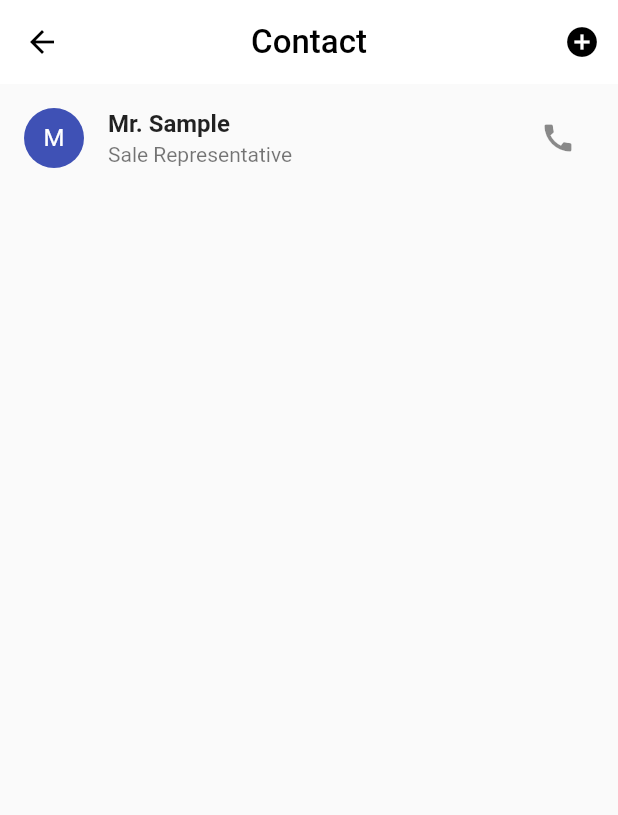
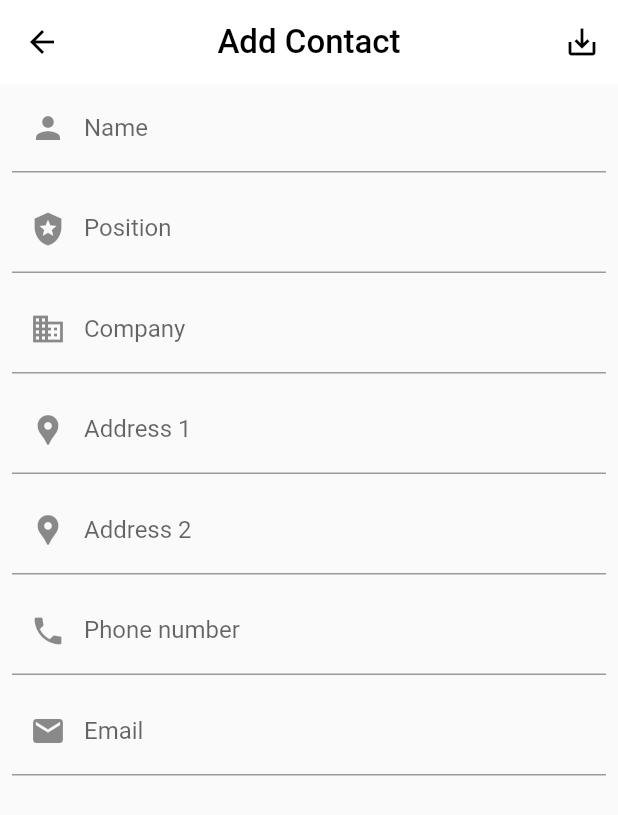
Before and after one commit to anoochit/buynsell, a Flutter app: the ContactPage screen opened directly, after a tap on the "add circle" icon, on a phone screen of 412 x 824 dp. Shown: the top 815 px of the screen. Run offline on Flutter 3.47's test engine with Material 2 defaults, Android fonts, the phone set to English and light mode, and no system bars; drawn by our look-alikes of flutter_slidable; our stand-ins replace fluttertoast, hive, hive_flutter, package_info; accounts and stored records are empty; generated files the repository leaves out were written again.

Commit message:
add contact

```diff
--- /dev/null
+++ b/lib/pages/add_contact.dart
@@ -0,0 +1,187 @@
+import 'package:flutter/material.dart';
+import 'package:raccount/models/contact.dart';
+import 'package:raccount/service/database.dart';
+import 'package:raccount/styles/style.dart';
+
+class AddContactPage extends StatefulWidget {
+  AddContactPage({Key key}) : super(key: key);
+
+  @override
+  _AddContactPageState createState() => _AddContactPageState();
+}
+
+class _AddContactPageState extends State<AddContactPage> {
+  var formKey = GlobalKey<FormState>();
+  var rAcc = RaccService();
+
+  var textNameController = TextEditingController();
+  var textPositionController = TextEditingController();
+  var textCompanyController = TextEditingController();
+  var textAddress1Controller = TextEditingController();
+  var textAddress2Controller = TextEditingController();
+  var textPhoneController = TextEditingController();
+  var textEmailController = TextEditingController();
+
+  @override
+  Widget build(BuildContext context) {
+    return Scaffold(
+        appBar: AppBar(
+          title: Text(
+            "Add Contact",
+            style: kTextAppBarTitle,
+          ),
+          centerTitle: true,
+          elevation: 0.0,
+          backgroundColor: kAppBarBackground,
+          iconTheme: kAppBarIconTheme,
+          actions: [
+            IconButton(
+              icon: Icon(Icons.save_alt),
+              onPressed: () {
+                if (formKey.currentState.validate()) {
+                  rAcc.saveContact(
+                    Contact(
+                        id: null,
+                        name: textNameController.text,
+                        position: textPositionController.text,
+                        company: textNameController.text,
+                        address1: textAddress1Controller.text,
+                        address2: textAddress2Controller.text,
+                        phone: textPhoneController.text,
+                        email: textEmailController.text),
+                  );
+                  Navigator.pop(context, 'added');
+                }
+              },
+            ),
+          ],
+        ),
+        body: SingleChildScrollView(
+          child: Container(
+            padding: EdgeInsets.symmetric(horizontal: 8.0),
+            child: Form(
+              key: formKey,
+              child: Flex(
+                direction: Axis.vertical,
+                children: [
+                  TextFormField(
+                    controller: textNameController,
+                    keyboardType: TextInputType.text,
+                    decoration: InputDecoration(
+                      prefixIcon: Icon(Icons.person),
+                      labelText: 'Name',
+                    ),
+                    validator: (value) {
+                      if (value.isEmpty) {
+                        return 'Name is empty';
+                      }
+                      return null;
+                    },
+                  ),
+                  SizedBox(
+                    height: 8.0,
+                  ),
+                  TextFormField(
+                    controller: textPositionController,
+                    keyboardType: TextInputType.text,
+                    decoration: InputDecoration(
+                      prefixIcon: Icon(Icons.local_police),
+                      labelText: 'Position',
+                    ),
+                    validator: (value) {
+                      if (value.isEmpty) {
+                        return 'Position is empty';
+                      }
+                      return null;
+                    },
+                  ),
+                  SizedBox(
+                    height: 8.0,
+                  ),
+                  TextFormField(
+                    controller: textCompanyController,
+                    keyboardType: TextInputType.text,
+                    decoration: InputDecoration(
+                      prefixIcon: Icon(Icons.business),
+                      labelText: 'Company',
+                    ),
+                    validator: (value) {
+                      if (value.isEmpty) {
+                        return 'Company is empty';
+                      }
+                      return null;
+                    },
+                  ),
+                  SizedBox(
+                    height: 8.0,
+                  ),
+                  TextFormField(
+                    controller: textAddress1Controller,
+                    keyboardType: TextInputType.streetAddress,
+                    decoration: InputDecoration(
+                        prefixIcon: Icon(Icons.location_pin),
+                        labelText: 'Address 1'),
+                    validator: (value) {
+                      if (value.isEmpty) {
+                        return 'Address is empty';
+                      }
+                      return null;
+                    },
+                  ),
+                  SizedBox(
+                    height: 8.0,
+                  ),
+                  TextFormField(
+                    controller: textAddress2Controller,
+                    keyboardType: TextInputType.streetAddress,
+                    decoration: InputDecoration(
+                        prefixIcon: Icon(Icons.location_pin),
+                        labelText: 'Address 2'),
+                    validator: (value) {
+                      if (value.isEmpty) {
+                        return 'Address is empty';
+                      }
+                      return null;
+                    },
+                  ),
+                  SizedBox(
+                    height: 8.0,
+                  ),
+                  TextFormField(
+                    controller: textPhoneController,
+                    keyboardType: TextInputType.phone,
+                    decoration: InputDecoration(
+                      prefixIcon: Icon(Icons.phone),
+                      labelText: 'Phone number',
+                    ),
+                    validator: (value) {
+                      if (value.isEmpty) {
+                        return 'Phone is empty';
+                      }
+                      return null;
+                    },
+                  ),
+                  SizedBox(
+                    height: 8.0,
+                  ),
+                  TextFormField(
+                    controller: textEmailController,
+                    keyboardType: TextInputType.emailAddress,
+                    decoration: InputDecoration(
+                      prefixIcon: Icon(Icons.email),
+                      labelText: 'Email',
+                    ),
+                    validator: (value) {
+                      if (value.isEmpty) {
+                        return 'Email is empty';
+                      }
+                      return null;
+                    },
+                  ),
+                ],
+              ),
+            ),
+          ),
+        ));
+  }
+}
--- a/lib/pages/contact.dart
+++ b/lib/pages/contact.dart
@@ -2,6 +2,8 @@ import 'package:flutter/material.dart';
 import 'package:flutter_slidable/flutter_slidable.dart';
 import 'package:fluttertoast/fluttertoast.dart';
 import 'package:raccount/models/contact.dart';
+import 'package:raccount/pages/add_contact.dart';
+import 'package:raccount/pages/edit_contact.dart';
 import 'package:raccount/service/database.dart';
 import 'package:raccount/styles/style.dart';
 import 'package:url_launcher/url_launcher.dart';
@@ -40,7 +42,19 @@ class _ContactPageState extends State<ContactPage> {
         actions: [
           IconButton(
             icon: Icon(Icons.add_circle),
-            onPressed: () {},
+            onPressed: () async {
+              final result = await Navigator.push(
+                context,
+                MaterialPageRoute(
+                  builder: (BuildContext context) {
+                    return AddContactPage();
+                  },
+                ),
+              );
+              if (result.toString() != null) {
+                setState(() {});
+              }
+            },
           ),
         ],
       ),
@@ -84,13 +98,26 @@ class _ContactPageState extends State<ContactPage> {
                             caption: 'Delete',
                             color: Colors.red,
                             icon: Icons.archive,
-                            onTap: () => Fluttertoast.showToast(msg: 'Delete'),
+                            onTap: () {
+                              Fluttertoast.showToast(msg: 'Deleted');
+                              racc.deteteContact(id: data[index].id);
+                              setState(() {});
+                            },
                           ),
                           IconSlideAction(
                             caption: 'Edit',
                             color: Colors.green,
                             icon: Icons.edit,
-                            onTap: () => Fluttertoast.showToast(msg: 'Edit'),
+                            onTap: () async {
+                              final result = await Navigator.push(context,
+                                  MaterialPageRoute(
+                                      builder: (BuildContext context) {
+                                return EditContactPage(contact: data[index]);
+                              }));
+                              if (result.toString() != null) {
+                                setState(() {});
+                              }
+                            },
                           ),
                         ],
                       );
--- a/lib/service/database.dart
+++ b/lib/service/database.dart
@@ -51,26 +51,81 @@ class RaccService {
 
     Box<Contact> box = await Hive.openBox<Contact>('contact');
 
-    if (box.length == 0) {
-      log('-> no data add sample data');
-      box.put(
-        '0',
-        Contact(
-          id: '0',
-          name: 'Mr. Sample',
-          position: 'Sale Representative',
-          company: 'Sample Company',
-          address1: '1600 Amphitheatre Parkway',
-          address2: 'Mountain View, CA 94043',
-          phone: '1-877-355-5787',
-          email: 'info@sample.co',
-        ),
-      );
-      return box.values;
-    } else {
-      log('-> has data key 0 = ' + box.get('0').name);
-      return box.values;
+    // if (box.length == 0) {
+    //   log('-> no data add sample data');
+    //   box.put(
+    //     '0',
+    //     Contact(
+    //       id: '0',
+    //       name: 'Mr. Sample',
+    //       position: 'Sale Representative',
+    //       company: 'Sample Company',
+    //       address1: '1600 Amphitheatre Parkway',
+    //       address2: 'Mountain View, CA 94043',
+    //       phone: '1-877-355-5787',
+    //       email: 'info@sample.co',
+    //     ),
+    //   );
+    //   return box.values;
+    // } else {
+    //   log('-> has data key 0 = ' + box.get('0').name);
+    return box.values;
+    // }
+  }
+
+  Future<void> saveContact(Contact contact) async {
+    if (Hive.isAdapterRegistered(ContactAdapter().typeId) == false) {
+      Hive.registerAdapter(ContactAdapter());
     }
+
+    Box<Contact> box = await Hive.openBox<Contact>('contact');
+    var id = DateTime.now().microsecond.toString();
+
+    Contact p = Contact(
+        id: id,
+        name: contact.name,
+        position: contact.position,
+        company: contact.company,
+        address1: contact.address1,
+        address2: contact.address2,
+        phone: contact.phone,
+        email: contact.email);
+
+    box.put(id, p);
+
+    log(box.length.toString());
+  }
+
+  Future<void> updateContact(Contact contact) async {
+    if (Hive.isAdapterRegistered(ContactAdapter().typeId) == false) {
+      Hive.registerAdapter(ContactAdapter());
+    }
+
+    Box<Contact> box = await Hive.openBox<Contact>('contact');
+
+    Contact p = Contact(
+        id: contact.id,
+        name: contact.name,
+        position: contact.position,
+        company: contact.company,
+        address1: contact.address1,
+        address2: contact.address2,
+        phone: contact.phone,
+        email: contact.email);
+
+    box.put(contact.id, p);
+
+    log(box.length.toString());
+  }
+
+  Future<void> deteteContact({String id}) async {
+    if (Hive.isAdapterRegistered(ContactAdapter().typeId) == false) {
+      Hive.registerAdapter(ContactAdapter());
+    }
+
+    Box<Contact> box = await Hive.openBox<Contact>('contact');
+
+    box.delete(id);
   }
 
   Future<Iterable<Product>> getProducts() async {
```
Also changed, not shown: lib/pages/edit_contact.dart (added, +201 -0 lines).
